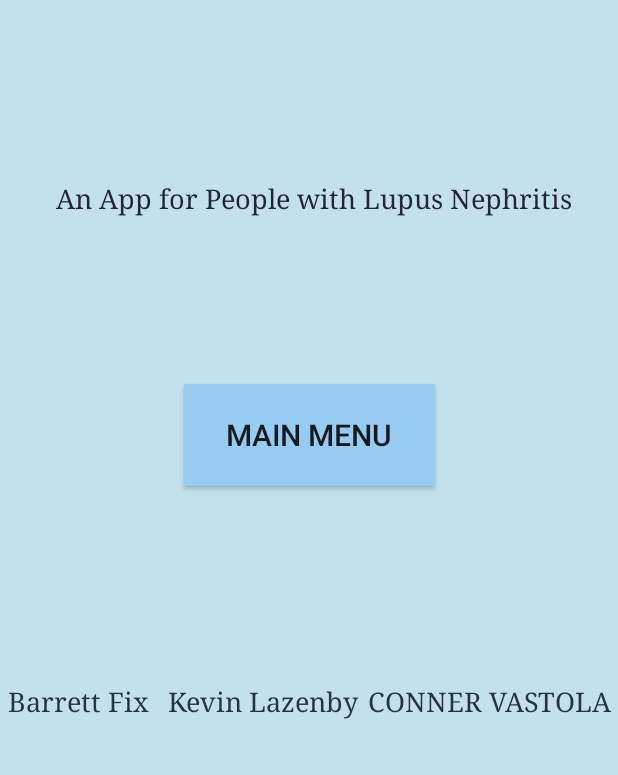
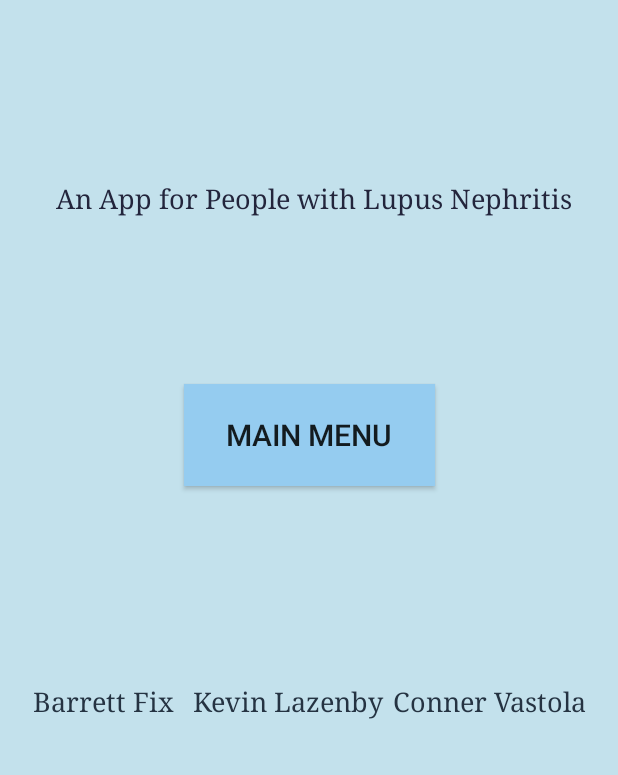
Before and after one commit to kevinlazenby/LupusLabsRepository, an Android app: the screen it shows after launch (MainActivity), on a phone screen of 412 x 824 dp, the part 461-1236 px from its top. Run offline under Robolectric (Android 15) with nearby library versions, the phone set to English and light mode, and no system bars.

Commit message:
Changing my name back to normal (still testing)

```diff
--- a/app/src/main/res/layout/activity_main.xml
+++ b/app/src/main/res/layout/activity_main.xml
@@ -28,7 +28,7 @@
         android:layout_width="408dp"
         android:layout_height="64dp"
         android:gravity="center"
-        android:text="Barrett Fix\tKevin Lazenby\tCONNER VASTOLA"
+        android:text="Barrett Fix\tKevin Lazenby\tConner Vastola"
         android:textColor="#253342"
         android:textSize="18sp"
         app:fontFamily="serif"
```
